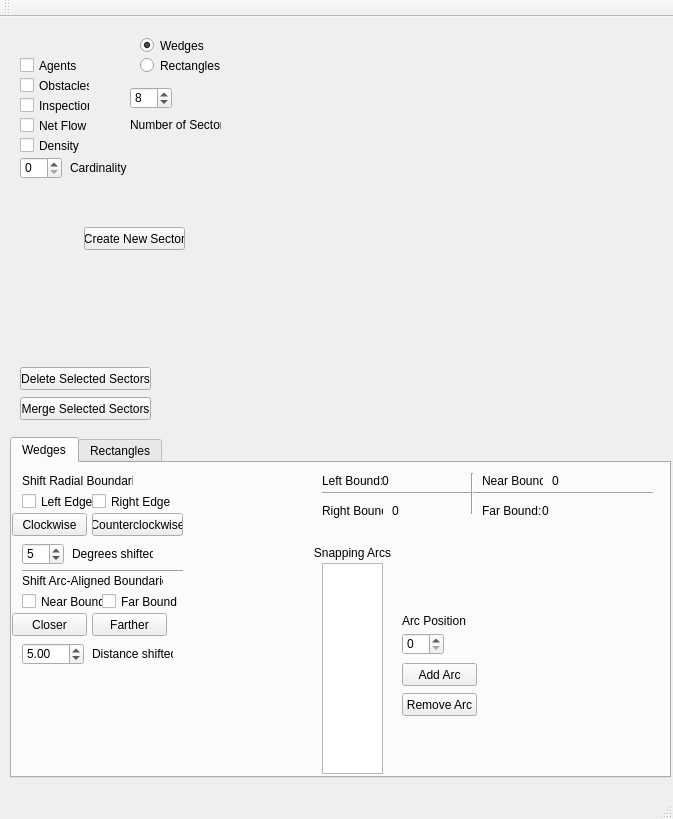
Before: the Qt Designer form AgentRadar/agentradar.ui in imyself/AgentRadar, drawn with Qt 5.
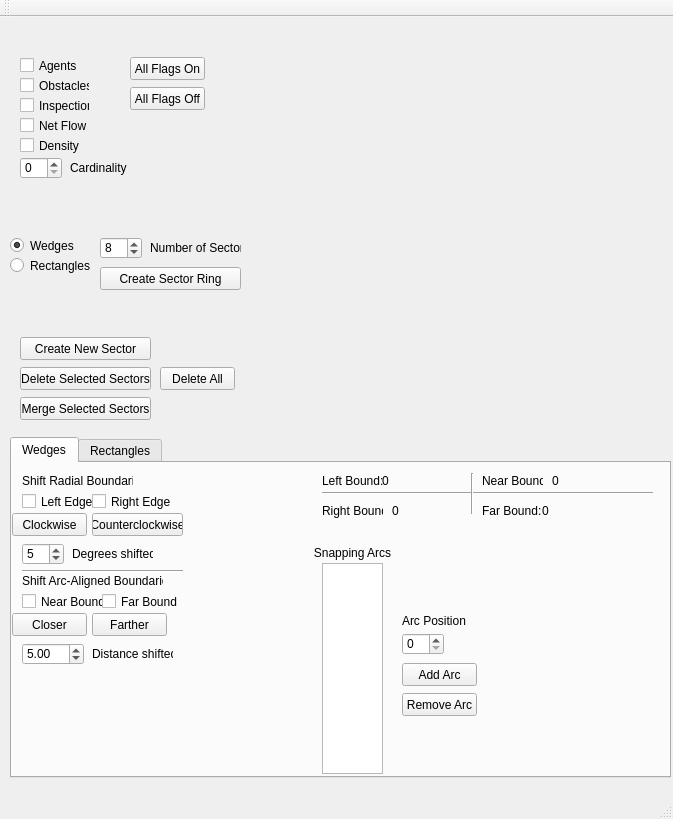
After: the same form once the commit is applied. Custom widgets are drawn as their Qt base class.

Commit message: Keyboard events and sector rings

```diff
--- a/AgentRadar/agentradar.ui
+++ b/AgentRadar/agentradar.ui
@@ -879,8 +879,8 @@
    <widget class="QRadioButton" name="radioButton">
     <property name="geometry">
      <rect>
-      <x>140</x>
-      <y>20</y>
+      <x>10</x>
+      <y>220</y>
       <width>82</width>
       <height>17</height>
      </rect>
@@ -895,8 +895,8 @@
    <widget class="QRadioButton" name="radioButton_2">
     <property name="geometry">
      <rect>
-      <x>140</x>
-      <y>40</y>
+      <x>10</x>
+      <y>240</y>
       <width>82</width>
       <height>17</height>
      </rect>
@@ -908,8 +908,8 @@
    <widget class="QSpinBox" name="spinBox_4">
     <property name="geometry">
      <rect>
-      <x>130</x>
-      <y>70</y>
+      <x>100</x>
+      <y>220</y>
       <width>42</width>
       <height>22</height>
      </rect>
@@ -924,10 +924,10 @@
    <widget class="QLabel" name="label_16">
     <property name="geometry">
      <rect>
-      <x>130</x>
-      <y>100</y>
+      <x>150</x>
+      <y>220</y>
       <width>91</width>
-      <height>16</height>
+      <height>21</height>
      </rect>
     </property>
     <property name="text">
@@ -950,9 +950,9 @@
    <widget class="QPushButton" name="pushButton_13">
     <property name="geometry">
      <rect>
-      <x>84</x>
-      <y>210</y>
-      <width>101</width>
+      <x>20</x>
+      <y>320</y>
+      <width>131</width>
       <height>23</height>
      </rect>
     </property>
@@ -960,6 +960,58 @@
      <string>Create New Sector</string>
     </property>
    </widget>
+   <widget class="QPushButton" name="pushButton_14">
+    <property name="geometry">
+     <rect>
+      <x>100</x>
+      <y>250</y>
+      <width>141</width>
+      <height>23</height>
+     </rect>
+    </property>
+    <property name="text">
+     <string>Create Sector Ring</string>
+    </property>
+   </widget>
+   <widget class="QPushButton" name="pushButton_15">
+    <property name="geometry">
+     <rect>
+      <x>160</x>
+      <y>350</y>
+      <width>75</width>
+      <height>23</height>
+     </rect>
+    </property>
+    <property name="text">
+     <string>Delete All</string>
+    </property>
+   </widget>
+   <widget class="QPushButton" name="allflagson">
+    <property name="geometry">
+     <rect>
+      <x>130</x>
+      <y>40</y>
+      <width>75</width>
+      <height>23</height>
+     </rect>
+    </property>
+    <property name="text">
+     <string>All Flags On</string>
+    </property>
+   </widget>
+   <widget class="QPushButton" name="allflagsoff">
+    <property name="geometry">
+     <rect>
+      <x>130</x>
+      <y>70</y>
+      <width>75</width>
+      <height>23</height>
+     </rect>
+    </property>
+    <property name="text">
+     <string>All Flags Off</string>
+    </property>
+   </widget>
   </widget>
   <widget class="QMenuBar" name="menuBar">
    <property name="geometry">
```
Left out of the diff: 105 changed lines with no effect on the pictures. The commit also changes 7 other files.
